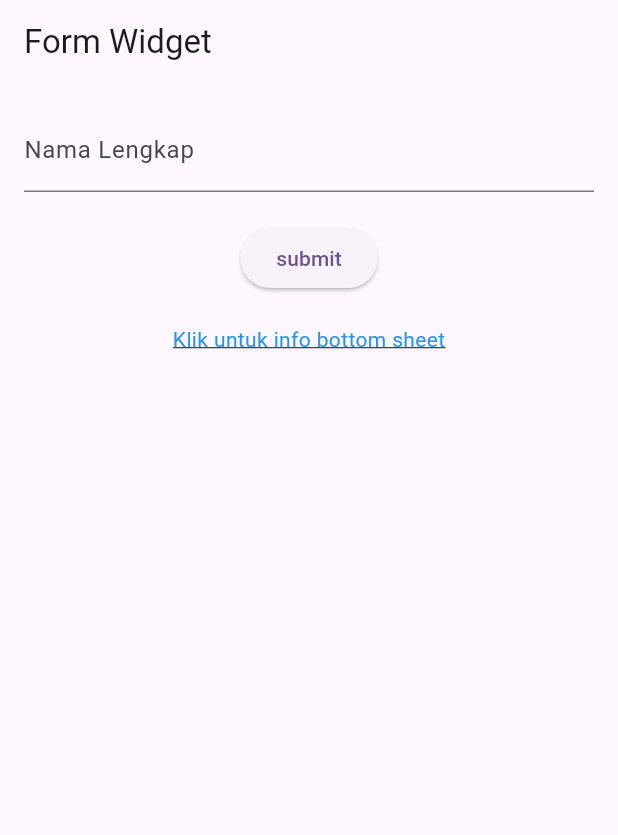
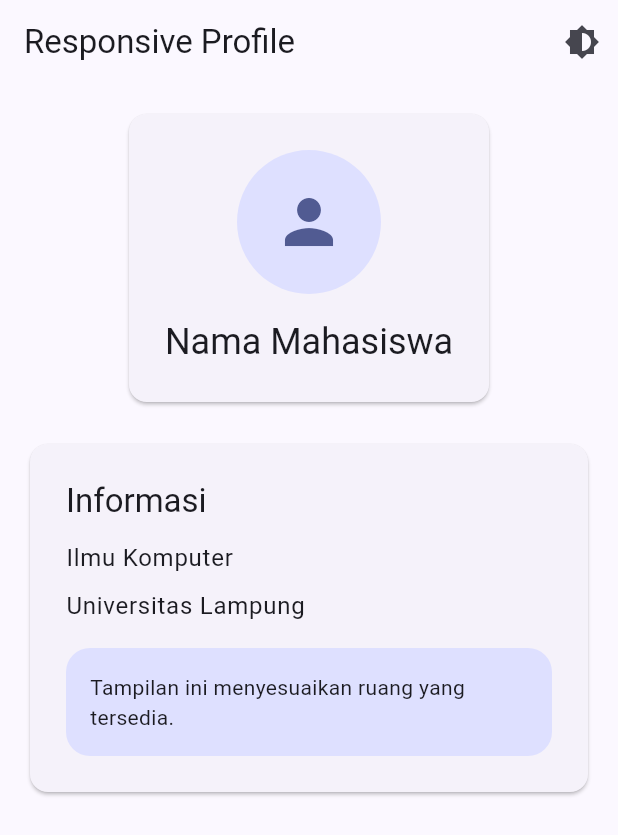
Before and after one commit to kiisann/prak-mobilelanjut-2417051030, a Flutter app: the screen it shows after launch, on a phone screen of 412 x 824 dp. Shown: the top 835 px of the screen. Run offline on Flutter 3.47's test engine with Material 3 defaults, Android fonts, the phone set to English and light mode, and no system bars.

Commit message:
Pertemuan 5

```diff
--- /dev/null
+++ b/lib/app_theme.dart
@@ -0,0 +1,21 @@
+import 'package:flutter/material.dart';
+
+class AppTheme {
+  static final ThemeData lightTheme = ThemeData(
+    useMaterial3: true,
+    colorScheme: ColorScheme.fromSeed(
+      seedColor: Colors.indigo,
+      brightness: Brightness.light,
+    )
+  );
+
+  static final ThemeData darkTheme = ThemeData(
+    useMaterial3: true,
+    colorScheme: ColorScheme.fromSeed(
+      seedColor: Colors.indigo,
+      brightness: Brightness.dark,
+    )
+  );
+
+
+}
--- a/lib/main.dart
+++ b/lib/main.dart
@@ -2,26 +2,57 @@
 // import 'row_widget.dart';
 // import 'column_widget.dart';
 // import 'first_widget.dart';
-import 'form_widget.dart';
+// import 'form_widget.dart';
+import 'app_theme.dart';
+import 'responsive_profile.dart';
 
 void main() {
   runApp(const MyApp());
 }
 
-class MyApp extends StatelessWidget {
+// class MyApp extends StatelessWidget {
+//   const MyApp({super.key});
+
+//   @override
+//   Widget build(BuildContext context) {
+//     return MaterialApp(
+//       title: 'Praktikum Mobile Lanjut',
+//       theme: ThemeData(
+//         colorScheme: ColorScheme.fromSeed(
+//           seedColor: Colors.deepPurple
+//           ),
+//           useMaterial3: true,
+//       ),
+//       home: const FormWidget(),
+//       );
+//   }
+// }
+
+class MyApp extends StatefulWidget {
   const MyApp({super.key});
+
+  @override
+  State<MyApp> createState() => _MyAppState();
+}
+
+class _MyAppState extends State<MyApp> {
+  ThemeMode themeMode = ThemeMode.light;
+
+  void toggleTheme() {
+    setState(() {
+      themeMode = themeMode == ThemeMode.light ? ThemeMode.dark : ThemeMode.light;
+    });
+  }
 
   @override
   Widget build(BuildContext context) {
     return MaterialApp(
+      debugShowCheckedModeBanner: false,
       title: 'Praktikum Mobile Lanjut',
-      theme: ThemeData(
-        colorScheme: ColorScheme.fromSeed(
-          seedColor: Colors.deepPurple
-          ),
-          useMaterial3: true,
-      ),
-      home: const FormWidget(),
-      );
+      theme: AppTheme.lightTheme,
+      darkTheme: AppTheme.darkTheme,
+      themeMode: themeMode,
+      home: ResponsiveProfilePage(onThemeChanged: toggleTheme),
+    );
   }
 }
--- /dev/null
+++ b/lib/responsive_profile.dart
@@ -0,0 +1,135 @@
+import 'package:flutter/material.dart';
+
+class ResponsiveProfilePage extends StatelessWidget {
+  final VoidCallback onThemeChanged;
+
+  const ResponsiveProfilePage({
+    super.key,
+    required this.onThemeChanged,
+  });
+
+  @override
+  Widget build(BuildContext context) {
+    final size = MediaQuery.of(context).size;
+
+    return Scaffold(
+      appBar: AppBar(
+        title: const Text('Responsive Profile'),
+        actions: [
+          IconButton(
+            onPressed: onThemeChanged,
+            icon: const Icon(Icons.brightness_6),
+          ),
+        ],
+      ),
+      body: Padding(
+        padding: EdgeInsets.all(size.width < 600 ? 16 : 32),
+        child: LayoutBuilder(
+          builder: (context, constraints) {
+            return OrientationBuilder(
+              builder: (context, orientation) {
+                final isWide = constraints.maxWidth >= 600 ||
+                    orientation == Orientation.landscape;
+
+                return isWide
+                    ? const Row(
+                        crossAxisAlignment: CrossAxisAlignment.start,
+                        children: [
+                          Expanded(child: _ProfileHeader()),
+                          SizedBox(width: 24),
+                          Expanded(child: _ProfileInfo()),
+                        ],
+                      )
+                    : const Column(
+                        children: [
+                          _ProfileHeader(),
+                          SizedBox(height: 20),
+                          _ProfileInfo(),
+                        ],
+                      );
+              },
+            );
+          },
+        ),
+      ),
+    );
+  }
+}
+
+class _ProfileHeader extends StatelessWidget {
+  const _ProfileHeader();
+
+  @override
+  Widget build(BuildContext context) {
+    return Card(
+      child: Padding(
+        padding: const EdgeInsets.all(24),
+        child: Column(
+          children: [
+            CircleAvatar(
+              radius: 48,
+              child: Icon(
+                Icons.person,
+                size: 48,
+                color: Theme.of(context).colorScheme.primary,
+              ),
+            ),
+            const SizedBox(height: 16),
+            Text(
+              'Nama Mahasiswa',
+              style: Theme.of(context).textTheme.headlineSmall,
+              textAlign: TextAlign.center,
+            ),
+          ],
+        ),
+      ),
+    );
+  }
+}
+
+class _ProfileInfo extends StatelessWidget {
+  const _ProfileInfo();
+
+  @override
+  Widget build(BuildContext context) {
+    final scheme = Theme.of(context).colorScheme;
+
+    return Card(
+      child: Padding(
+        padding: const EdgeInsets.all(24),
+        child: Column(
+          crossAxisAlignment: CrossAxisAlignment.start,
+          children: [
+            Text(
+              'Informasi',
+              style: Theme.of(context).textTheme.titleLarge,
+            ),
+            const SizedBox(height: 12),
+            Text(
+              'Ilmu Komputer',
+              style: Theme.of(context).textTheme.bodyLarge,
+            ),
+            const SizedBox(height: 8),
+            Text(
+              'Universitas Lampung',
+              style: Theme.of(context).textTheme.bodyLarge,
+            ),
+            const SizedBox(height: 16),
+            Container(
+              width: double.infinity,
+              padding: const EdgeInsets.all(16),
+              decoration: BoxDecoration(
+                color: scheme.primaryContainer,
+                borderRadius: BorderRadius.circular(16),
+              ),
+              child: Text(
+                'Tampilan ini menyesuaikan ruang yang tersedia.',
+                style: Theme.of(context).textTheme.bodyMedium,
+              ),
+            ),
+          ],
+        ),
+      ),
+    );
+  }
+}
```
Also changed, not shown: lib/form_widget.dart (line endings or trailing spaces).
